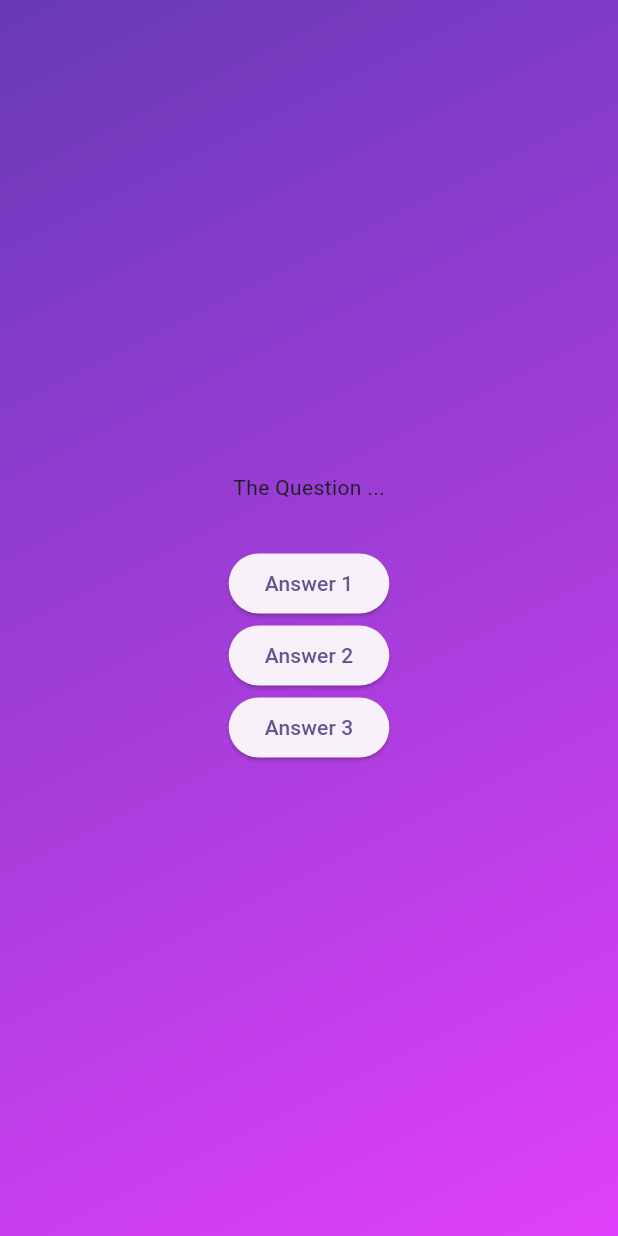
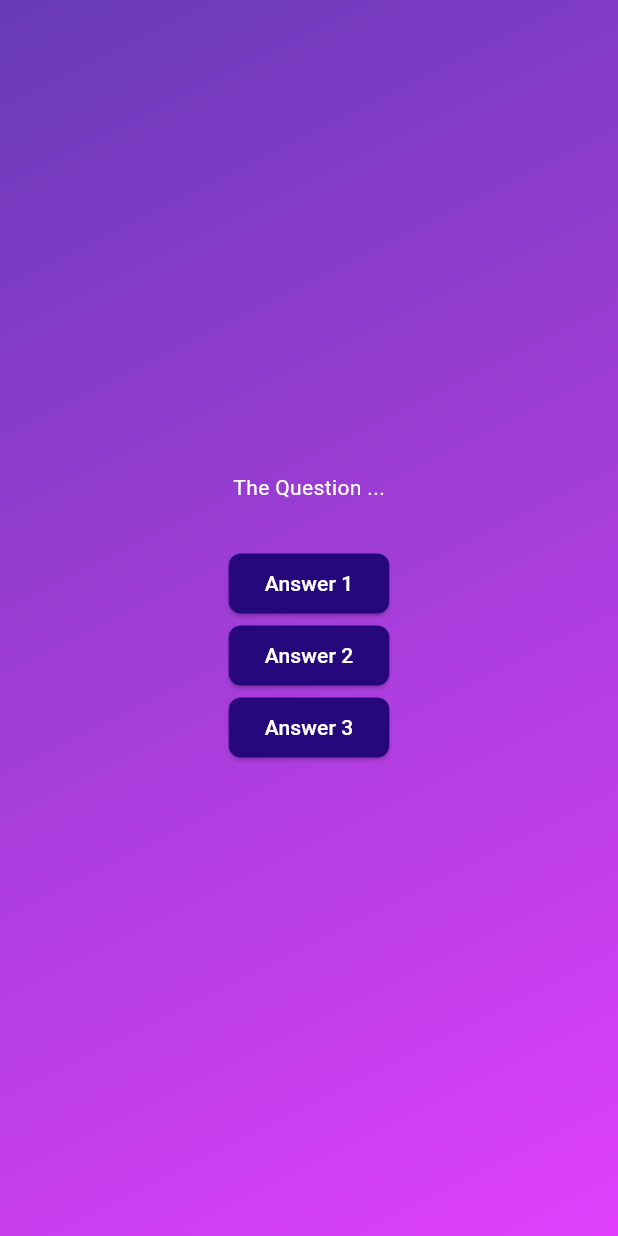
Before and after one commit to DerrickAntoney/academind2, a Flutter app: the screen it shows after launch, after a tap on "Start Quiz", on a phone screen of 412 x 824 dp. Run offline on Flutter 3.47's test engine with Material 2 defaults, Android fonts, the phone set to English and light mode, and no system bars.

Commit message:
Styled background and foreground color of answer button

```diff
--- a/lib/pages/question_screen.dart
+++ b/lib/pages/question_screen.dart
@@ -1,3 +1,4 @@
+import 'package:academind2/widgets/answer_button.dart';
 import 'package:flutter/material.dart';
 
 class QuestionScreen extends StatefulWidget {
@@ -15,20 +16,14 @@ class _QuestionScreenState extends State<QuestionScreen> {
       child: Column(
         mainAxisAlignment: MainAxisAlignment.center,
         children: [
-          const Text('The Question ...'),
+          const Text(
+            'The Question ...',
+            style: TextStyle(color: Colors.white),
+          ),
           const SizedBox(height: 30),
-          ElevatedButton(
-            onPressed: () {},
-            child: const Text('Answer 1'),
-          ),
-          ElevatedButton(
-            onPressed: () {},
-            child: const Text('Answer 2'),
-          ),
-          ElevatedButton(
-            onPressed: () {},
-            child: const Text('Answer 3'),
-          )
+          AnswerButton('Answer 1', () {}),
+          AnswerButton('Answer 2', () {}),
+          AnswerButton('Answer 3', () {})
         ],
       ),
     );
--- a/lib/widgets/answer_button.dart
+++ b/lib/widgets/answer_button.dart
@@ -11,7 +11,9 @@ class AnswerButton extends StatelessWidget {
     return ElevatedButton(
       onPressed: onTap,
       style: ElevatedButton.styleFrom(
-
+        backgroundColor: const Color.fromARGB(255, 39, 8, 124),
+        foregroundColor: Colors.white,
+        shape: RoundedRectangleBorder(borderRadius: BorderRadius.circular(8))
       ),
       child: Text(answerText),
     );
```
